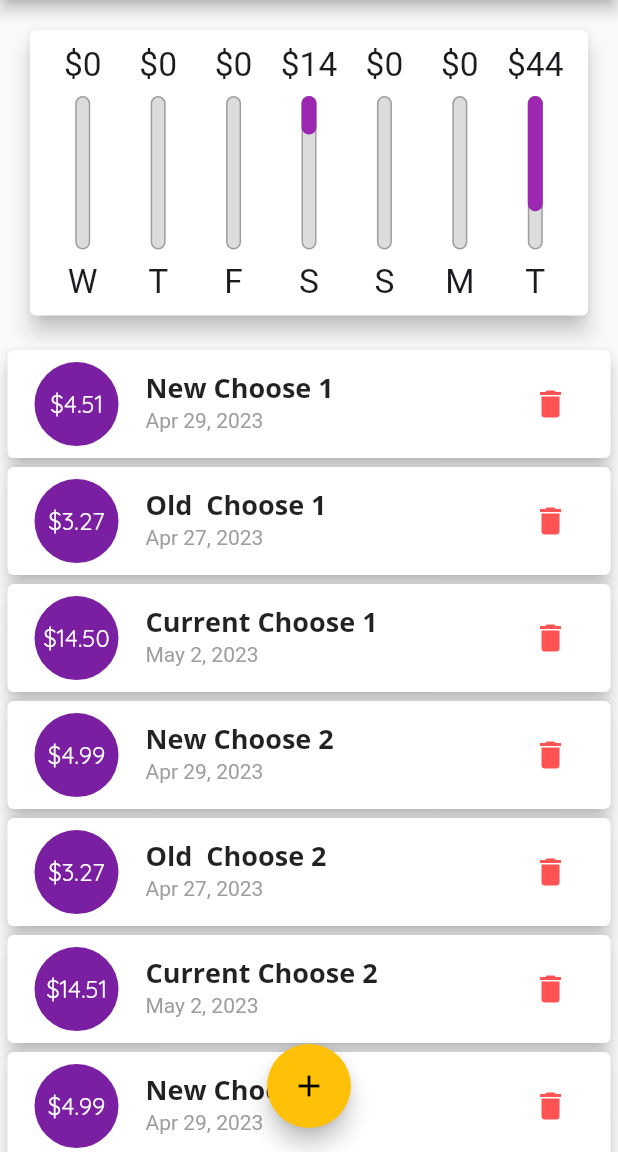
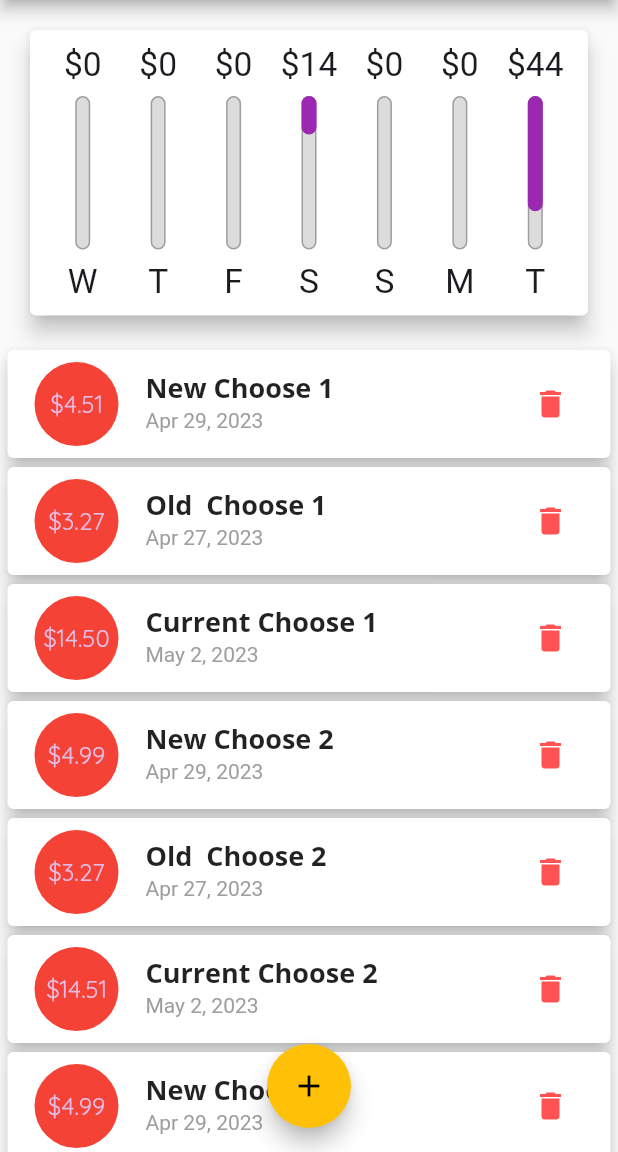
Before and after one commit to garixx/planner, a Flutter app: the screen it shows after launch, on a phone screen of 412 x 824 dp, the part 84-1236 px from its top. Run offline on Flutter 3.47's test engine with Material 2 defaults, Android fonts, the phone set to English and light mode, and no system bars.

Commit message:
key added

```diff
--- a/lib/main.dart
+++ b/lib/main.dart
@@ -56,7 +56,7 @@ class MyHomePage extends StatefulWidget {
   State<MyHomePage> createState() => _MyHomePageState();
 }
 
-class _MyHomePageState extends State<MyHomePage> {
+class _MyHomePageState extends State<MyHomePage> with WidgetsBindingObserver {
   bool _showChart = false;
   final _uuid = Uuid();
   final List<Transaction> _transactions2 = [];
@@ -108,6 +108,23 @@ class _MyHomePageState extends State<MyHomePage> {
         date: DateTime.now()),
   ];
 
+  @override
+  void initState() {
+    WidgetsBinding.instance.addObserver(this);
+    super.initState();
+  }
+
+  @override
+  void didChangeAppLifecycleState(AppLifecycleState state) {
+    print(state);
+  }
+
+  @override
+  dispose() {
+    WidgetsBinding.instance.removeObserver(this);
+    super.dispose();
+  }
+
   List<Transaction> get _recentTransactions {
     return _transactions.where((tx) {
       return tx.date.isAfter(DateTime.now().subtract(Duration(days: 5)));
@@ -139,6 +156,41 @@ class _MyHomePageState extends State<MyHomePage> {
     setState(() {
       _transactions.removeWhere((tx) => tx.id == id);
     });
+  }
+
+  Widget _buildLandscapeContent() {
+    return Row(
+      mainAxisAlignment: MainAxisAlignment.center,
+      children: [
+        Text(
+          "Show chart",
+          style: Theme.of(context).textTheme.titleMedium,
+        ),
+        Switch.adaptive(
+          value: _showChart,
+          onChanged: (bool value) {
+            setState(() {
+              _showChart = value;
+            });
+          },
+        ),
+      ],
+    );
+  }
+
+  List<Widget> _buildPortraitContent(MediaQueryData mediaQueryData,
+      AppBar androidNavBar, Container txListWidget) {
+    return [
+      Container(
+        height: (mediaQueryData.size.height -
+                mediaQueryData.padding.top -
+                androidNavBar.preferredSize.height) *
+            0.3,
+        width: double.infinity,
+        child: Chart(_recentTransactions),
+      ),
+      txListWidget
+    ];
   }
 
   @override
@@ -180,34 +232,8 @@ class _MyHomePageState extends State<MyHomePage> {
           //mainAxisAlignment: MainAxisAlignment.spaceAround,
           crossAxisAlignment: CrossAxisAlignment.stretch,
           children: <Widget>[
-            if (isLandscape)
-              Row(
-                mainAxisAlignment: MainAxisAlignment.center,
-                children: [
-                  Text(
-                    "Show chart",
-                    style: Theme.of(context).textTheme.titleMedium,
-                  ),
-                  Switch.adaptive(
-                    value: _showChart,
-                    onChanged: (bool value) {
-                      setState(() {
-                        _showChart = value;
-                      });
-                    },
-                  ),
-                ],
-              ),
-            if (!isLandscape)
-              Container(
-                height: (mediaQueryData.size.height -
-                        mediaQueryData.padding.top -
-                        androidNavBar.preferredSize.height) *
-                    0.3,
-                width: double.infinity,
-                child: Chart(_recentTransactions),
-              ),
-            if (!isLandscape) txListWidget,
+            if (isLandscape) _buildLandscapeContent(),
+            if (!isLandscape) ..._buildPortraitContent(mediaQueryData, androidNavBar, txListWidget),
             if (isLandscape)
               _showChart
                   ? Container(
--- a/lib/widgets/chart_bar.dart
+++ b/lib/widgets/chart_bar.dart
@@ -5,7 +5,7 @@ class ChartBar extends StatelessWidget {
   final double spendingAmount;
   final double spendingPctOfTotal;
 
-  ChartBar(this.label, this.spendingAmount, this.spendingPctOfTotal);
+  const ChartBar(this.label, this.spendingAmount, this.spendingPctOfTotal);
 
   @override
   Widget build(BuildContext context) {
--- /dev/null
+++ b/lib/widgets/transaction_item.dart
@@ -0,0 +1,73 @@
+import 'dart:math';
+import 'package:flutter/material.dart';
+import 'package:intl/intl.dart';
+import 'package:planner/models/transaction.dart';
+
+class TransactionItem extends StatefulWidget {
+  const TransactionItem({
+    required Key key,
+    required this.transaction,
+    required this.deleteTransaction,
+  }) : super(key: key);
+
+  final Transaction transaction;
+  final Function(String id) deleteTransaction;
+
+  @override
+  State<TransactionItem> createState() => _TransactionItemState();
+}
+
+class _TransactionItemState extends State<TransactionItem> {
+  Color _bgColor = Colors.pink;
+
+  @override
+  void initState() {
+    const availableColors = [Colors.red, Colors.blue, Colors.black, Colors.purple];
+    _bgColor = availableColors[Random().nextInt(4)];
+
+    super.initState();
+  }
+
+  @override
+  Widget build(BuildContext context) {
+    return Card(
+      elevation: 5,
+      margin: EdgeInsets.symmetric(vertical: 3, horizontal: 5),
+      child: ListTile(
+        leading: CircleAvatar(
+          backgroundColor: _bgColor,
+          radius: 30,
+          child: Padding(
+            padding: const EdgeInsets.all(6.0),
+            child: FittedBox(
+                child: Text(
+                    "\$${widget.transaction.amount.toStringAsFixed(2)}")),
+          ),
+        ),
+        title: Text(
+          widget.transaction.title,
+          style: Theme.of(context).textTheme.titleMedium,
+        ),
+        subtitle: Text(
+          DateFormat.yMMMd().format(widget.transaction.date),
+          style: TextStyle(
+            color: Colors.grey,
+          ),
+        ),
+        trailing: MediaQuery.of(context).size.width > 500
+            ? OutlinedButton.icon(
+          icon: const Icon(Icons.delete),
+          label: const Text("Delete"),
+          onPressed: () =>
+              widget.deleteTransaction(widget.transaction.id),
+        )
+            : IconButton(
+          icon: Icon(Icons.delete),
+          color: Theme.of(context).colorScheme.error,
+          onPressed: () =>
+              widget.deleteTransaction(widget.transaction.id),
+        ),
+      ),
+    );
+  }
+}
--- a/lib/widgets/transaction_list.dart
+++ b/lib/widgets/transaction_list.dart
@@ -1,6 +1,6 @@
 import 'package:flutter/material.dart';
-import 'package:intl/intl.dart';
-import 'package:planner/models/transaction.dart';
+import '../models/transaction.dart';
+import '../widgets/transaction_item.dart';
 
 class TransactionList extends StatelessWidget {
   final List<Transaction> _transactions;
@@ -31,48 +31,24 @@ class TransactionList extends StatelessWidget {
               ],
             );
           })
-        : ListView.builder(
-            itemBuilder: (ctx, index) {
-              return Card(
-                elevation: 5,
-                margin: EdgeInsets.symmetric(vertical: 3, horizontal: 5),
-                child: ListTile(
-                  leading: CircleAvatar(
-                    radius: 30,
-                    child: Padding(
-                      padding: const EdgeInsets.all(6.0),
-                      child: FittedBox(
-                          child: Text(
-                              "\$${_transactions[index].amount.toStringAsFixed(2)}")),
-                    ),
-                  ),
-                  title: Text(
-                    _transactions[index].title,
-                    style: Theme.of(context).textTheme.titleMedium,
-                  ),
-                  subtitle: Text(
-                    DateFormat.yMMMd().format(_transactions[index].date),
-                    style: TextStyle(
-                      color: Colors.grey,
-                    ),
-                  ),
-                  trailing: MediaQuery.of(context).size.width > 500
-                      ? OutlinedButton.icon(
-                          icon: Icon(Icons.delete),
-                          label: Text("Delete"),
-                          onPressed: () =>
-                              _deleteTransaction(_transactions[index].id),
-                        )
-                      : IconButton(
-                          icon: Icon(Icons.delete),
-                          color: Theme.of(context).colorScheme.error,
-                          onPressed: () =>
-                              _deleteTransaction(_transactions[index].id),
-                        ),
-                ),
-              );
-            },
-            itemCount: _transactions.length,
+        : ListView(
+            children: _transactions
+                .map((tx) => TransactionItem(
+                      key: ValueKey(tx.id),
+                      transaction: tx,
+                      deleteTransaction: _deleteTransaction,
+                    ))
+                .toList(),
           );
+    // : ListView.builder(
+    //     itemBuilder: (ctx, index) {
+    //       return TransactionItem(
+    //           key: Key("xxx"),
+    //           transaction: _transactions[index],
+    //           deleteTransaction: _deleteTransaction,
+    //       );
+    //     },
+    //     itemCount: _transactions.length,
+    //   );
   }
 }
```
